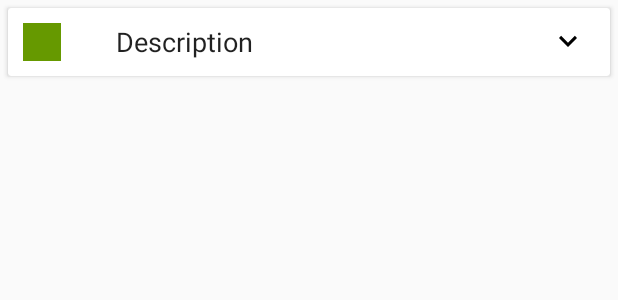
After one commit to jk1z/Android-Expiry-reminder, an Android app: the layout list_item_color_tag.xml on its own in the app's theme, with its tools: preview values and no code run, on a phone screen of 412 x 824 dp. The commit adds this screen. Shown: the top 300 px of the screen. Run offline under Robolectric (Android 15) with nearby library versions, the phone set to English and light mode, and no system bars.

Commit message:
Added Color Grouping

```diff
--- a/app/build.gradle
+++ b/app/build.gradle
@@ -32,4 +32,5 @@ dependencies {
     compile 'com.android.support:cardview-v7:25.3.1'
     compile 'com.journeyapps:zxing-android-embedded:3.0.2@aar'
     compile 'com.google.zxing:core:3.3.0'
+    compile 'com.bignerdranch.android:expandablerecyclerview:3.0.0-RC1'
 }
--- a/app/src/main/java/edu/monash/fit3027/fit3027_final_application/UI/Activity/ColorSelectionGridView.java
+++ b/app/src/main/java/edu/monash/fit3027/fit3027_final_application/UI/Activity/ColorSelectionGridView.java
@@ -7,10 +7,10 @@ import android.support.v7.app.AppCompatActivity;
 import android.view.View;
 import android.widget.AdapterView;
 import android.widget.GridView;
-import android.widget.Toast;
 
 import edu.monash.fit3027.fit3027_final_application.R;
-import edu.monash.fit3027.fit3027_final_application.UI.Adapter.colorButtonAdapter;
+import edu.monash.fit3027.fit3027_final_application.UI.Adapter.ColorButtonAdapter;
+
 
 /**
  * Created by Jack on 06-Jun-17.
@@ -34,7 +34,7 @@ public class ColorSelectionGridView extends AppCompatActivity implements Adapter
         Resources res = getResources();
         colorSelection = res.getStringArray(R.array.colorTagHex);
         GridView gridview = (GridView) findViewById(R.id.gridview);
-        gridview.setAdapter(new colorButtonAdapter(this,colorSelection));
+        gridview.setAdapter(new ColorButtonAdapter(this,colorSelection));
         gridview.setOnItemClickListener(this);
     }
 
--- a/app/src/main/java/edu/monash/fit3027/fit3027_final_application/UI/Adapter/colorButtonAdapter.java
+++ b/app/src/main/java/edu/monash/fit3027/fit3027_final_application/UI/Adapter/ColorButtonAdapter.java
@@ -15,10 +15,10 @@ import edu.monash.fit3027.fit3027_final_application.R;
  * Created by Jack on 06-Jun-17.
  */
 
-public class colorButtonAdapter extends BaseAdapter {
+public class ColorButtonAdapter extends BaseAdapter {
     private Context mContext;
     private String[] colorHexArray;
-    public colorButtonAdapter(Context context,String[] colorHexArray){
+    public ColorButtonAdapter(Context context, String[] colorHexArray){
         this.mContext = context;
         this.colorHexArray = colorHexArray;
     }
--- /dev/null
+++ b/app/src/main/res/drawable/ic_arrow_down.xml
@@ -0,0 +1,13 @@
+<?xml version="1.0" encoding="utf-8"?>
+<vector xmlns:android="http://schemas.android.com/apk/res/android"
+    android:height="24dp"
+    android:viewportHeight="24"
+    android:viewportWidth="24"
+    android:width="24dp">
+
+    <path
+        android:fillColor="#000000"
+        android:pathData="M7.41 7.84L12 12.42l4.59-4.58L18 9.25l-6 6-6-6z" />
+    <path
+        android:pathData="M0-.75h24v24H0z" />
+</vector>
--- /dev/null
+++ b/app/src/main/res/layout/list_item_color_tag.xml
@@ -0,0 +1,54 @@
+<?xml version="1.0" encoding="utf-8"?>
+<android.support.v7.widget.CardView xmlns:android="http://schemas.android.com/apk/res/android"
+    xmlns:app="http://schemas.android.com/apk/res-auto"
+    xmlns:tools="http://schemas.android.com/tools"
+    android:id="@+id/itemCardView"
+    android:layout_width="match_parent"
+    android:layout_height="wrap_content"
+    android:layout_marginLeft="5dp"
+    android:layout_marginRight="5dp"
+    android:layout_marginTop="5dp">
+
+    <RelativeLayout
+        android:layout_width="match_parent"
+        android:layout_height="wrap_content"
+        android:elevation="4dp">
+
+        <ImageView
+            android:id="@+id/colorTagCatImageView"
+            android:layout_width="25dp"
+            android:layout_height="25dp"
+            android:layout_margin="10dp"
+            android:background="@android:color/holo_green_dark"
+            android:minHeight="80dp"
+            android:visibility="visible"
+            app:srcCompat="@android:color/transparent" />
+
+        <ImageView
+            android:id="@+id/arrowImageView"
+            android:layout_width="wrap_content"
+            android:layout_height="wrap_content"
+            android:layout_alignParentEnd="true"
+            android:layout_centerVertical="true"
+            android:layout_gravity="center_vertical|end"
+            android:layout_marginRight="@dimen/horizontal_margin"
+            android:src="@drawable/ic_arrow_down" />
+
+        <EditText
+            android:id="@+id/categoryEditText"
+            android:layout_width="200dp"
+            android:layout_height="wrap_content"
+            android:layout_centerVertical="true"
+            android:layout_marginLeft="@dimen/list_item_left_margin"
+            android:background="@android:color/transparent"
+            android:gravity="center_vertical"
+            android:maxWidth="200dp"
+            tools:text="Description"
+            android:inputType="text"
+            android:imeOptions="actionDone"
+            />
+
+
+    </RelativeLayout>
+
+</android.support.v7.widget.CardView>
--- a/app/src/main/res/values/dimens.xml
+++ b/app/src/main/res/values/dimens.xml
@@ -1,3 +1,7 @@
 <resources>
     <dimen name="fab_margin">10dp</dimen>
+    <dimen name="list_item_height">48dp</dimen>
+    <dimen name="horizontal_margin">16dp</dimen>
+    <dimen name="list_item_left_margin">72dp</dimen>
+
 </resources>
```
Also changed, not shown: app/src/main/java/edu/monash/fit3027/fit3027_final_application/Helper/DatabaseHelper.java (+51 -1 lines), app/src/main/java/edu/monash/fit3027/fit3027_final_application/UI/Activity/MainActivity.java (+41 -7 lines), app/src/main/java/edu/monash/fit3027/fit3027_final_application/UI/Adapter/BannerViewHolder.java (deleted, +0 -29 lines), app/src/main/java/edu/monash/fit3027/fit3027_final_application/UI/Adapter/ExpandableAdapter/ColorTagCatAdapter.java (added, +107 -0 lines), app/src/main/java/edu/monash/fit3027/fit3027_final_application/UI/Adapter/ExpandableAdapter/ColorTagViewHolder.java (added, +117 -0 lines), app/src/main/java/edu/monash/fit3027/fit3027_final_application/UI/Adapter/ExpandableAdapter/ItemViewHolder.java (renamed from app/src/main/java/edu/monash/fit3027/fit3027_final_application/UI/Adapter/ItemViewHolder.java, +22 -24 lines), app/src/main/java/edu/monash/fit3027/fit3027_final_application/UI/Adapter/ItemAdapter.java (deleted, +0 -98 lines), app/src/main/java/edu/monash/fit3027/fit3027_final_application/model/ColorTag.java (added, +55 -0 lines), app/src/main/res/layout/list_item_item.xml (+3 -11 lines).
